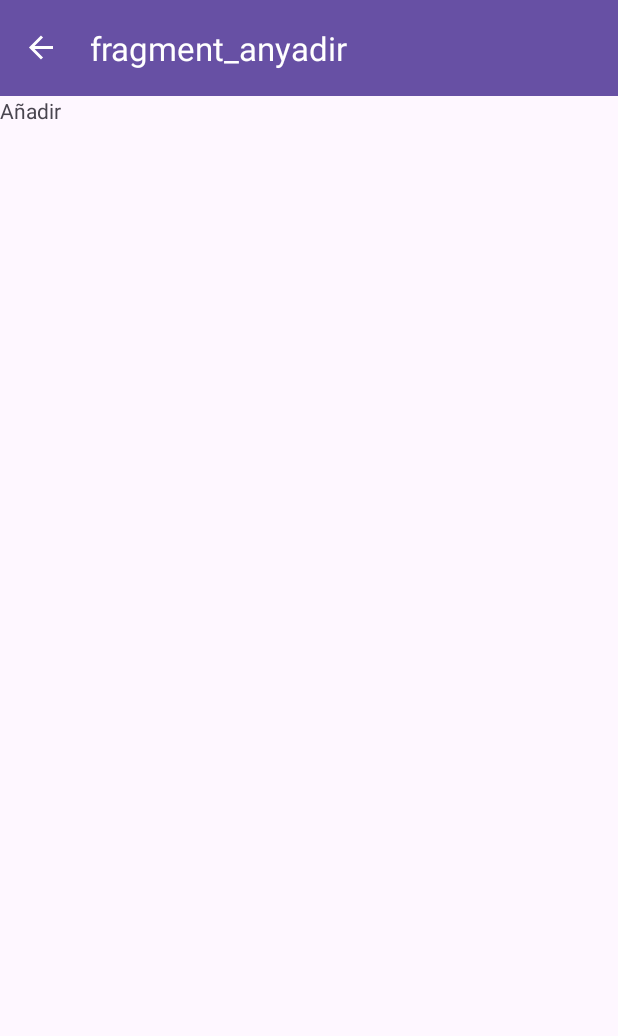
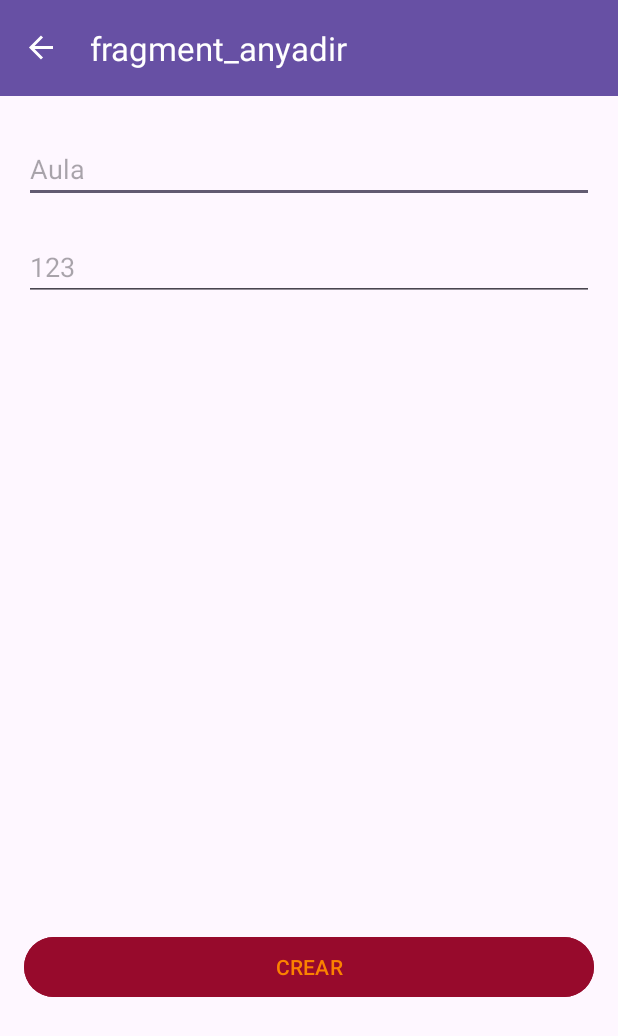
Before and after one commit to AlejandroP02/Proyecto, an Android app: the AnyadirFragment screen opened through its navigation route, in the side drawer, after a tap on "Añadir llaves", on a phone screen of 412 x 824 dp. Shown: the top 1036 px of the screen. Run offline under Robolectric (Android 15) with nearby library versions, the phone set to English and light mode, and no system bars; our stand-ins replace Firebase (no records; nobody signed in at launch, a user with empty details on screens opened directly), Room's generated code, navigation-ui; 1 statement that could not run was skipped.

```diff
--- a/app/src/main/java/com/example/proyecto/AnyadirFragment.java
+++ b/app/src/main/java/com/example/proyecto/AnyadirFragment.java
@@ -1,64 +1,64 @@
 package com.example.proyecto;
 
+import android.graphics.BitmapFactory;
 import android.os.Bundle;
 
+import androidx.annotation.NonNull;
+import androidx.annotation.Nullable;
 import androidx.fragment.app.Fragment;
+import androidx.lifecycle.ViewModelProvider;
+import androidx.navigation.NavController;
+import androidx.navigation.Navigation;
 
 import android.view.LayoutInflater;
 import android.view.View;
 import android.view.ViewGroup;
+import android.widget.Button;
 
-/**
- * A simple {@link Fragment} subclass.
- * Use the {@link AnyadirFragment#newInstance} factory method to
- * create an instance of this fragment.
- */
+import com.example.proyecto.databinding.FragmentAnyadirBinding;
+import com.google.firebase.ktx.Firebase;
+import com.google.firebase.storage.FirebaseStorage;
+import com.google.zxing.WriterException;
+
 public class AnyadirFragment extends Fragment {
 
-    // TODO: Rename parameter arguments, choose names that match
-    // the fragment initialization parameters, e.g. ARG_ITEM_NUMBER
-    private static final String ARG_PARAM1 = "param1";
-    private static final String ARG_PARAM2 = "param2";
-
-    // TODO: Rename and change types of parameters
-    private String mParam1;
-    private String mParam2;
-
-    public AnyadirFragment() {
-        // Required empty public constructor
-    }
-
-    /**
-     * Use this factory method to create a new instance of
-     * this fragment using the provided parameters.
-     *
-     * @param param1 Parameter 1.
-     * @param param2 Parameter 2.
-     * @return A new instance of fragment AnyadirFragment.
-     */
-    // TODO: Rename and change types and number of parameters
-    public static AnyadirFragment newInstance(String param1, String param2) {
-        AnyadirFragment fragment = new AnyadirFragment();
-        Bundle args = new Bundle();
-        args.putString(ARG_PARAM1, param1);
-        args.putString(ARG_PARAM2, param2);
-        fragment.setArguments(args);
-        return fragment;
-    }
-
-    @Override
-    public void onCreate(Bundle savedInstanceState) {
-        super.onCreate(savedInstanceState);
-        if (getArguments() != null) {
-            mParam1 = getArguments().getString(ARG_PARAM1);
-            mParam2 = getArguments().getString(ARG_PARAM2);
-        }
-    }
+    private FragmentAnyadirBinding binding;
 
     @Override
     public View onCreateView(LayoutInflater inflater, ViewGroup container,
                              Bundle savedInstanceState) {
         // Inflate the layout for this fragment
-        return inflater.inflate(R.layout.fragment_anyadir, container, false);
+        return (binding = FragmentAnyadirBinding.inflate(inflater, container, false)).getRoot();
+    }
+
+    @Override
+    public void onViewCreated(@NonNull View view, @Nullable Bundle savedInstanceState) {
+        super.onViewCreated(view, savedInstanceState);
+
+        ViewModel viewModel = new ViewModelProvider(requireActivity()).get(ViewModel.class);
+        NavController navController = Navigation.findNavController(view);
+
+        Button boton = binding.crear;
+        binding.crear.setOnClickListener(new View.OnClickListener() {
+            @Override
+            public void onClick(View v) {
+                String aula = binding.aula.getText().toString();
+                int num = Integer.parseInt(binding.numero.getText().toString());
+                byte[] qr= new byte[0];
+                try {
+                    qr = viewModel.generarQR(aula+":"+num);
+                    FirebaseStorage.getInstance().getReference(aula+".jpg").putBytes(qr);
+                    viewModel.insertar(new Llave(aula, num, qr));
+                    binding.mostrarQr.setImageBitmap(BitmapFactory.decodeByteArray(qr, 0, qr.length));
+                    boton.setVisibility(View.INVISIBLE);
+                    binding.progressBar.setVisibility(View.VISIBLE);
+                } catch (WriterException e) {
+                    throw new RuntimeException(e);
+                }
+
+
+                navController.popBackStack();
+            }
+        });
     }
 }
--- a/app/src/main/java/com/example/proyecto/Llave.java
+++ b/app/src/main/java/com/example/proyecto/Llave.java
@@ -1,5 +1,6 @@
 package com.example.proyecto;
 
+import androidx.room.ColumnInfo;
 import androidx.room.Entity;
 import androidx.room.PrimaryKey;
 
@@ -9,12 +10,14 @@ public class Llave {
     int id;
     String aula;
     int num;
-    String qr;
+    @ColumnInfo(typeAffinity = ColumnInfo.BLOB)
+    public byte[] qr;
 
 
-    public Llave(String aula, int num) {
+    public Llave(String aula, int num, byte[] qr) {
         this.aula = aula;
         this.num = num;
+        this.qr= qr;
     }
 
 }
--- a/app/src/main/java/com/example/proyecto/LlavesFragment.java
+++ b/app/src/main/java/com/example/proyecto/LlavesFragment.java
@@ -43,10 +43,10 @@ public class LlavesFragment extends Fragment {
         viewModel = new ViewModelProvider(requireActivity()).get(ViewModel.class);
         navController = Navigation.findNavController(view);
 
-        binding.irANuevoElemento.setOnClickListener(new View.OnClickListener() {
+        binding.irANuevaLlave.setOnClickListener(new View.OnClickListener() {
             @Override
             public void onClick(View v) {
-                navController.navigate(R.id.action_recyclerElementosFragment_to_nuevoElementoFragment);
+                navController.navigate(R.id.anyadirFragment);
             }
         });
         LlavesAdapter llavesAdapter = new LlavesAdapter();
@@ -102,13 +102,13 @@ public class LlavesFragment extends Fragment {
             Llave llave = llaves.get(position);
 
             holder.binding.aula.setText(llave.aula);
-            holder.binding.qr.setImageURI(Uri.parse(llave.qr));
+//            holder.binding.qr.setImageURI(Uri.parse(llave.qr));
 
             holder.itemView.setOnClickListener(new View.OnClickListener() {
                 @Override
                 public void onClick(View v) {
                     viewModel.seleccionar(llave);
-                    navController.navigate(R.id.action_recyclerElementosFragment_to_mostrarElementoFragment);
+                    navController.navigate(R.id.mostrarLlaveFragment);
                 }
             });
         }
--- a/app/src/main/java/com/example/proyecto/LlavesRepositorio.java
+++ b/app/src/main/java/com/example/proyecto/LlavesRepositorio.java
@@ -12,10 +12,12 @@ public class LlavesRepositorio {
     }
 
     LlavesRepositorio(){
-        llaves.add(new Llave("A0", 100));
+        /*llaves.add(new Llave("A0", 100));
         llaves.add(new Llave("A1", 101));
         llaves.add(new Llave("A2", 102));
         llaves.add(new Llave("A3", 103));
+
+         */
     }
 
     List<Llave> obtener() {
--- a/app/src/main/java/com/example/proyecto/MainActivity.java
+++ b/app/src/main/java/com/example/proyecto/MainActivity.java
@@ -40,16 +40,6 @@ public class MainActivity extends AppCompatActivity {
                 .setOpenableLayout(binding.drawerLayout)
                 .build();
         viewModel = new ViewModelProvider(this).get(ViewModel.class);
-        try {
-            String textoPlano = "Hola, este es un código QR de ejemplo";
-            String base64QR = viewModel.generarQR(textoPlano);
-            byte[] qrBytes = Base64.decodeBase64(base64QR);
-            FirebaseStorage.getInstance().getReference("XD.jpg").putBytes(qrBytes);
-            FirebaseStorage.getInstance().getReference("XD.jpg");
-            FirebaseStorage.getInstance().getReference("XD.jpg").getFile(new File("gs://proyectoandroid-8171f.appspot.com/XD.jpg"));
-        } catch (WriterException e) {
-            throw new RuntimeException(e);
-        }
 
 
 
--- a/app/src/main/java/com/example/proyecto/ViewModel.java
+++ b/app/src/main/java/com/example/proyecto/ViewModel.java
@@ -1,8 +1,10 @@
 package com.example.proyecto;
 
 import android.app.Application;
+import android.app.ProgressDialog;
 import android.graphics.Bitmap;
 import android.graphics.Color;
+import android.os.Handler;
 
 import androidx.annotation.NonNull;
 import androidx.lifecycle.AndroidViewModel;
@@ -12,10 +14,7 @@ import com.google.zxing.EncodeHintType;
 import com.google.zxing.MultiFormatWriter;
 import com.google.zxing.WriterException;
 import com.google.zxing.common.BitMatrix;
-import android.app.Application;
 
-import androidx.annotation.NonNull;
-import androidx.lifecycle.AndroidViewModel;
 import androidx.lifecycle.MutableLiveData;
 
 import java.util.List;
@@ -35,10 +34,10 @@ public class ViewModel extends AndroidViewModel {
         super(application);
         llavesRepositorio = new LlavesRepositorio();
 
-        listElementosMutableLiveData.setValue(llavesRepositorio.obtener());
+        listLlavesMutableLiveData.setValue(llavesRepositorio.obtener());
     }
 
-    public String generarQR(String data) throws WriterException {
+    public byte[] generarQR(String data) throws WriterException {
         int width = 300;
         int height = 300;
 
@@ -61,25 +60,44 @@ public class ViewModel extends AndroidViewModel {
 
         // Convierte los bytes a una cadena base64
         byte[] byteArray = outputStream.toByteArray();
-        String base64String = Base64.encodeBase64String(byteArray);
+        return byteArray;
+    }
+    private void showLoadingIcon(long durationMillis) {
+        final ProgressDialog progressDialog = new ProgressDialog(this.getApplication());
+        progressDialog.setMessage("Cargando...");
+        progressDialog.setCancelable(false);
+        progressDialog.show();
 
-        return base64String;
+        new Handler().postDelayed(new Runnable() {
+            @Override
+            public void run() {
+                progressDialog.dismiss();
+            }
+        }, durationMillis);
     }
     LlavesRepositorio llavesRepositorio;
 
-    MutableLiveData<List<Llave>> listElementosMutableLiveData = new MutableLiveData<>();
+    MutableLiveData<List<Llave>> listLlavesMutableLiveData = new MutableLiveData<>();
+    MutableLiveData<Llave> llaveSeleccionada = new MutableLiveData<>();
 
+    void seleccionar(Llave llave){
+        llaveSeleccionada.setValue(llave);
+    }
+
+    MutableLiveData<Llave> seleccionado(){
+        return llaveSeleccionada;
+    }
 
 
     MutableLiveData<List<Llave>> obtener(){
-        return listElementosMutableLiveData;
+        return listLlavesMutableLiveData;
     }
 
     void insertar(Llave llave){
         llavesRepositorio.insertar(llave, new LlavesRepositorio.Callback() {
             @Override
             public void cuandoFinalice(List<Llave> llaves) {
-                listElementosMutableLiveData.setValue(llaves);
+                listLlavesMutableLiveData.setValue(llaves);
             }
         });
     }
@@ -88,7 +106,7 @@ public class ViewModel extends AndroidViewModel {
         llavesRepositorio.eliminar(llave, new LlavesRepositorio.Callback() {
             @Override
             public void cuandoFinalice(List<Llave> llaves) {
-                listElementosMutableLiveData.setValue(llaves);
+                listLlavesMutableLiveData.setValue(llaves);
             }
         });
     }
@@ -97,7 +115,7 @@ public class ViewModel extends AndroidViewModel {
         llavesRepositorio.actualizar(llave, new LlavesRepositorio.Callback() {
             @Override
             public void cuandoFinalice(List<Llave> llaves) {
-                listElementosMutableLiveData.setValue(llaves);
+                listLlavesMutableLiveData.setValue(llaves);
             }
         });
     }
--- a/app/src/main/res/layout/fragment_anyadir.xml
+++ b/app/src/main/res/layout/fragment_anyadir.xml
@@ -1,14 +1,46 @@
 <?xml version="1.0" encoding="utf-8"?>
-<FrameLayout xmlns:android="http://schemas.android.com/apk/res/android"
+<LinearLayout xmlns:android="http://schemas.android.com/apk/res/android"
     xmlns:tools="http://schemas.android.com/tools"
     android:layout_width="match_parent"
     android:layout_height="match_parent"
+    android:orientation="vertical"
+    android:padding="16dp"
     tools:context=".AnyadirFragment">
 
-    <!-- TODO: Update blank fragment layout -->
-    <TextView
+    <EditText
+        android:id="@+id/aula"
         android:layout_width="match_parent"
-        android:layout_height="match_parent"
-        android:text="Añadir" />
-
-</FrameLayout>
+        android:layout_height="wrap_content"
+        android:inputType="text"
+        android:layout_marginTop="10dp"
+        android:layout_marginBottom="10dp"
+        android:hint="Aula"/>
+    <EditText
+        android:id="@+id/numero"
+        android:layout_width="match_parent"
+        android:layout_height="wrap_content"
+        android:inputType="number"
+        android:layout_marginTop="10dp"
+        android:layout_marginBottom="10dp"
+        android:hint="123"/>
+    <ImageView
+        android:id="@+id/mostrarQr"
+        android:layout_width="match_parent"
+        android:layout_height="600px"/>
+    <Button
+        android:id="@+id/crear"
+        android:layout_width="match_parent"
+        android:layout_height="wrap_content"
+        android:layout_marginTop="10dp"
+        android:backgroundTint="@color/primary"
+        android:textColor="@color/secondary"
+        android:text="CREAR"/>
+    <ProgressBar
+        android:id="@+id/progressBar"
+        android:layout_width="wrap_content"
+        android:layout_height="wrap_content"
+        android:layout_centerInParent="true"
+        android:visibility="invisible"
+        android:indeterminate="true"
+        android:layout_gravity="center" />
+</LinearLayout>
--- a/app/src/main/res/layout/fragment_llaves.xml
+++ b/app/src/main/res/layout/fragment_llaves.xml
@@ -9,7 +9,7 @@
 
 
     <com.google.android.material.floatingactionbutton.FloatingActionButton
-        android:id="@+id/irANuevoElemento"
+        android:id="@+id/irANuevaLlave"
         android:layout_width="wrap_content"
         android:layout_height="wrap_content"
         android:layout_gravity="bottom|end"
--- a/app/src/main/res/values/colors.xml
+++ b/app/src/main/res/values/colors.xml
@@ -2,6 +2,6 @@
 <resources>
     <color name="black">#FF000000</color>
     <color name="white">#FFFFFFFF</color>
-    <color name="primary">#FFFFFFFF</color>
-    <color name="secondary">#FFFFFFFF</color>
+    <color name="primary">#970A2C</color>
+    <color name="secondary">#FB8200</color>
 </resources>
```
